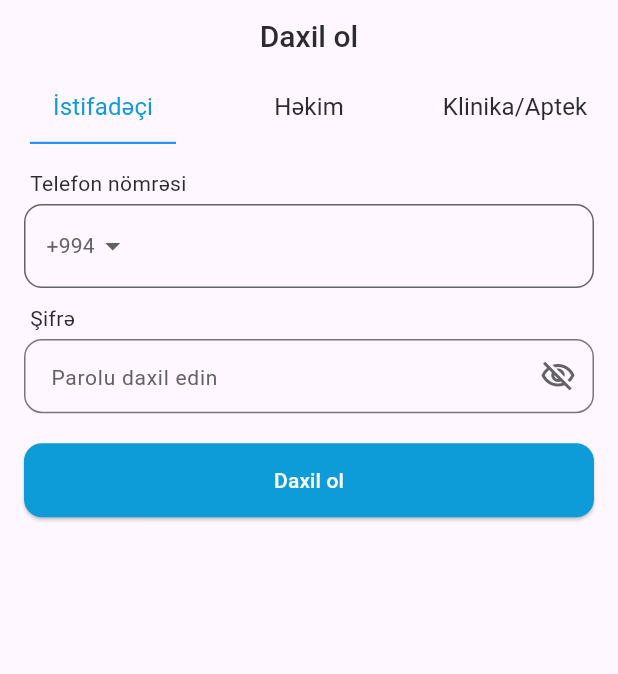
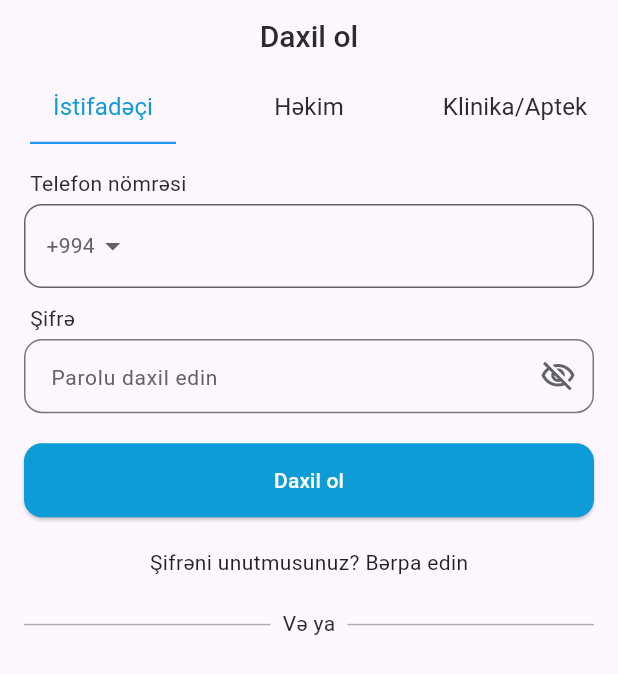
Before and after one commit to KamalAbdullayev0/MedClub, a Flutter app: the ClinicLoginScreen screen opened by its route, on a phone screen of 412 x 824 dp. Shown: the top 674 px of the screen. Run offline on Flutter 3.47's test engine with Material 3 defaults, Android fonts, the light colour scheme and no system bars; our stand-ins replace auto_route, flutter_svg.

Commit message:
feat(login): iplement ui

```diff
--- a/lib/src/core/constants/vector.dart
+++ b/lib/src/core/constants/vector.dart
@@ -3,6 +3,6 @@ class AppVectors {
   static const String format = '.svg';
   static const String logo = '${basePath}medclub$format';
   static const String logo3 = '${basePath}spotify_logo$format';
-
-  // static const flag = "assets/vectors/flag.svg";
+  static const String applelogo = '${basePath}apple_logo$format';
+  static const String googlelogo = '${basePath}google_logo$format';
 }
--- a/lib/src/feature/authentication/presentation/pages/login_pages/clinic.dart
+++ b/lib/src/feature/authentication/presentation/pages/login_pages/clinic.dart
@@ -2,6 +2,7 @@ import 'package:flutter/material.dart';
 import 'package:medclub/src/config/router/router.gr.dart';
 
 import 'package:medclub/src/core/widgets/authentication/label_widget.dart';
+import 'package:medclub/src/core/widgets/authentication/or_widget.dart';
 import 'package:medclub/src/core/widgets/authentication/password_field_widget.dart';
 import 'package:medclub/src/core/widgets/authentication/phone_field_widget.dart';
 import 'package:auto_route/auto_route.dart';
@@ -42,6 +43,20 @@ class ClinicLoginScreen extends StatelessWidget {
                 context.router.push(const HomeRoute());
               },
             ),
+            const SizedBox(height: 20),
+            const Align(
+              alignment: Alignment.center,
+              child: const Text(
+                "Şifrəni unutmusunuz? Bərpa edin",
+                style: TextStyle(
+                  fontSize: 14,
+                  color: Colors.black87,
+                  height: 1.5,
+                ),
+              ),
+            ),
+            const SizedBox(height: 20),
+            const OrWidget(),
           ],
         ),
       ),
--- a/lib/src/feature/authentication/presentation/pages/login_pages/user_login.dart
+++ b/lib/src/feature/authentication/presentation/pages/login_pages/user_login.dart
@@ -47,7 +47,7 @@ class UserLoginScreen extends StatelessWidget {
               },
             ),
             const SizedBox(height: 20),
-            Align(
+            const Align(
               alignment: Alignment.center,
               child: const Text(
                 "Şifrəni unutmusunuz? Bərpa edin",
```
Also changed, not shown: lib/src/feature/authentication/presentation/pages/login_pages/doctor.dart (+15 -0 lines).
